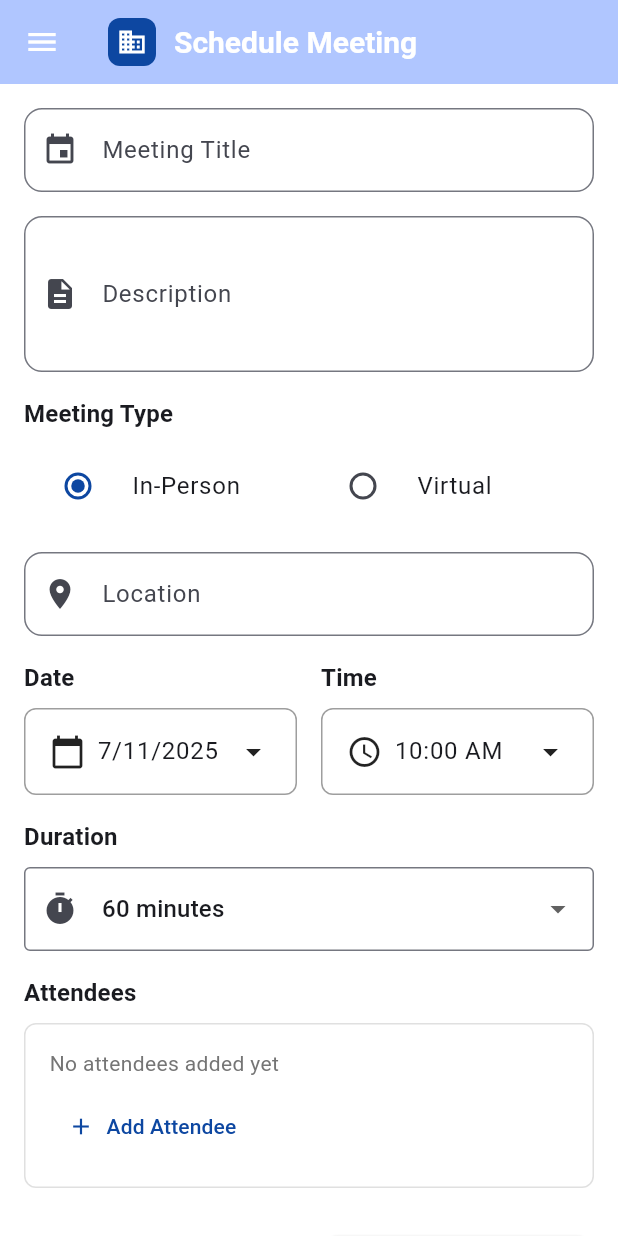
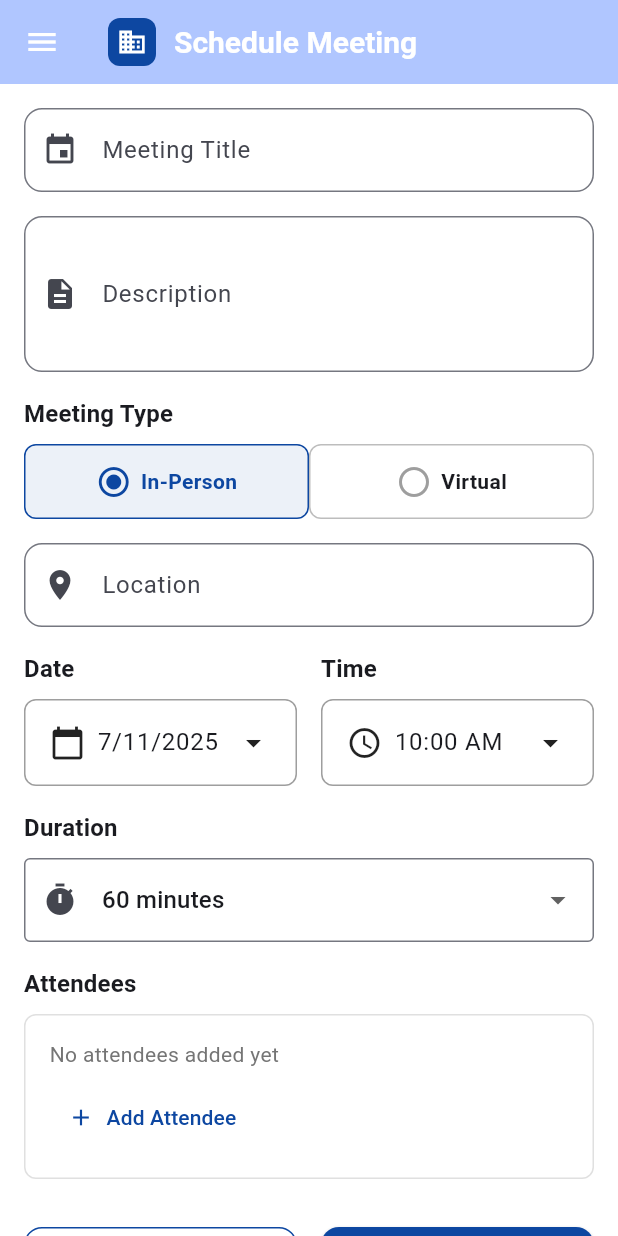
Before and after one commit to KARKABAhamza/multisales, a Flutter app: the MeetingScreen screen opened directly, on a phone screen of 412 x 824 dp. Run offline on Flutter 3.47's test engine with Material 3 defaults, Android fonts, the phone set to English and light mode, and no system bars; our stand-ins replace cached_network_image, cloud_firestore, cloud_functions, connectivity_plus, dio, firebase_analytics and 9 more; missing offline and left inert: firebase_app_check, firebase_performance, flutter_appauth; accounts and stored records are empty.

Commit message:
refactor(legacy): replace deprecated RadioListTile patterns with custom selection widgets (meeting + interactive form)

```diff
--- a/lib/backup_old_structure/presentation/screens/meeting_screen.dart
+++ b/lib/backup_old_structure/presentation/screens/meeting_screen.dart
@@ -128,30 +128,8 @@ class _MeetingScreenState extends State<MeetingScreen> {
               const SizedBox(height: 8),
               Row(
                 children: [
-                  Expanded(
-                    child: RadioListTile<String>(
-                      title: const Text('In-Person'),
-                      value: 'In-Person',
-                      groupValue: _meetingType,
-                      onChanged: (value) {
-                        setState(() {
-                          _meetingType = value!;
-                        });
-                      },
-                    ),
-                  ),
-                  Expanded(
-                    child: RadioListTile<String>(
-                      title: const Text('Virtual'),
-                      value: 'Virtual',
-                      groupValue: _meetingType,
-                      onChanged: (value) {
-                        setState(() {
-                          _meetingType = value!;
-                        });
-                      },
-                    ),
-                  ),
+                  Expanded(child: _MeetingTypeOption(label: 'In-Person', value: 'In-Person', selected: _meetingType, onChanged: _setMeetingType)),
+                  Expanded(child: _MeetingTypeOption(label: 'Virtual', value: 'Virtual', selected: _meetingType, onChanged: _setMeetingType)),
                 ],
               ),
               const SizedBox(height: 16),
@@ -405,4 +383,42 @@ class _MeetingScreenState extends State<MeetingScreen> {
       ),
     );
   }
+
+  void _setMeetingType(String value) {
+    setState(() => _meetingType = value);
+  }
 }
+
+class _MeetingTypeOption extends StatelessWidget {
+  final String label;
+  final String value;
+  final String selected;
+  final ValueChanged<String> onChanged;
+  const _MeetingTypeOption({required this.label, required this.value, required this.selected, required this.onChanged});
+
+  @override
+  Widget build(BuildContext context) {
+    final isSelected = value == selected;
+    return InkWell(
+      borderRadius: BorderRadius.circular(8),
+      onTap: () => onChanged(value),
+      child: Container(
+        padding: const EdgeInsets.symmetric(horizontal: 8, vertical: 12),
+        decoration: BoxDecoration(
+          border: Border.all(color: isSelected ? Theme.of(context).colorScheme.primary : Colors.grey.shade400),
+          borderRadius: BorderRadius.circular(8),
+          color: isSelected ? Theme.of(context).colorScheme.primary.withOpacity(0.08) : null,
+        ),
+        child: Row(
+          mainAxisAlignment: MainAxisAlignment.center,
+          children: [
+            Icon(isSelected ? Icons.radio_button_checked : Icons.radio_button_off,
+                color: isSelected ? Theme.of(context).colorScheme.primary : Colors.grey),
+            const SizedBox(width: 6),
+            Text(label, style: TextStyle(fontWeight: FontWeight.w600, color: isSelected ? Theme.of(context).colorScheme.primary : null)),
+          ],
+        ),
+      ),
+    );
+  }
+}
```
Also changed, not shown: lib/backup_old_structure/presentation/widgets/interactive_widgets.dart (+44 -6 lines).
